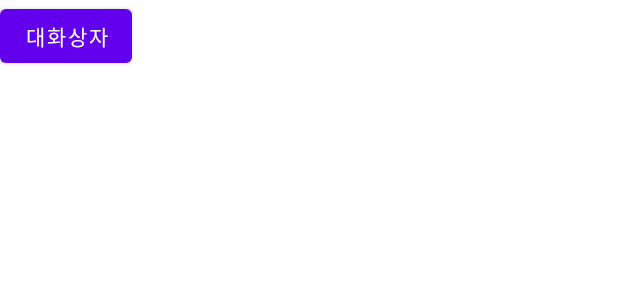
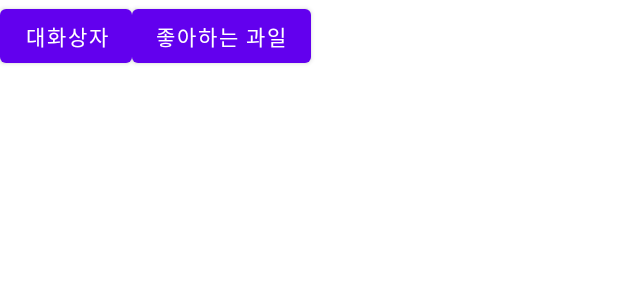
Before and after one commit to hyoging/Ex14_15, an Android app: the layout activity_main.xml on its own in the app's theme, with its tools: preview values and no code run, on a phone screen of 412 x 824 dp. Shown: the top 300 px of the screen. Run offline under Robolectric (Android 15) with nearby library versions, the phone set to English and light mode, and no system bars.

Commit message:
Edit activity_main(Add button) Commit

```diff
--- a/app/src/main/res/layout/activity_main.xml
+++ b/app/src/main/res/layout/activity_main.xml
@@ -11,5 +11,10 @@
         android:layout_width="wrap_content"
         android:layout_height="wrap_content"
         android:text="@string/btn_dialog"/>
+    <Button
+        android:id="@+id/btn_fruits"
+        android:layout_width="wrap_content"
+        android:layout_height="wrap_content"
+        android:text="@string/btn_fruits"/>
 
 </LinearLayout>
--- a/app/src/main/res/values/strings.xml
+++ b/app/src/main/res/values/strings.xml
@@ -3,4 +3,6 @@
     <string name="btn_dialog">대화상자</string>
     <string name="dialog_title">주의사항</string>
     <string name="dialog_message">대화상자 연습 중 입니다.</string>
+    <string name="btn_positive">확인</string>
+    <string name="btn_fruits">좋아하는 과일</string>
 </resources>
```
Also changed, not shown: app/src/main/java/ks/hs/emirim/hyojin/ex14_15/MainActivity.java (+32 -0 lines), app/src/main/res/drawable/warning.png (added).
